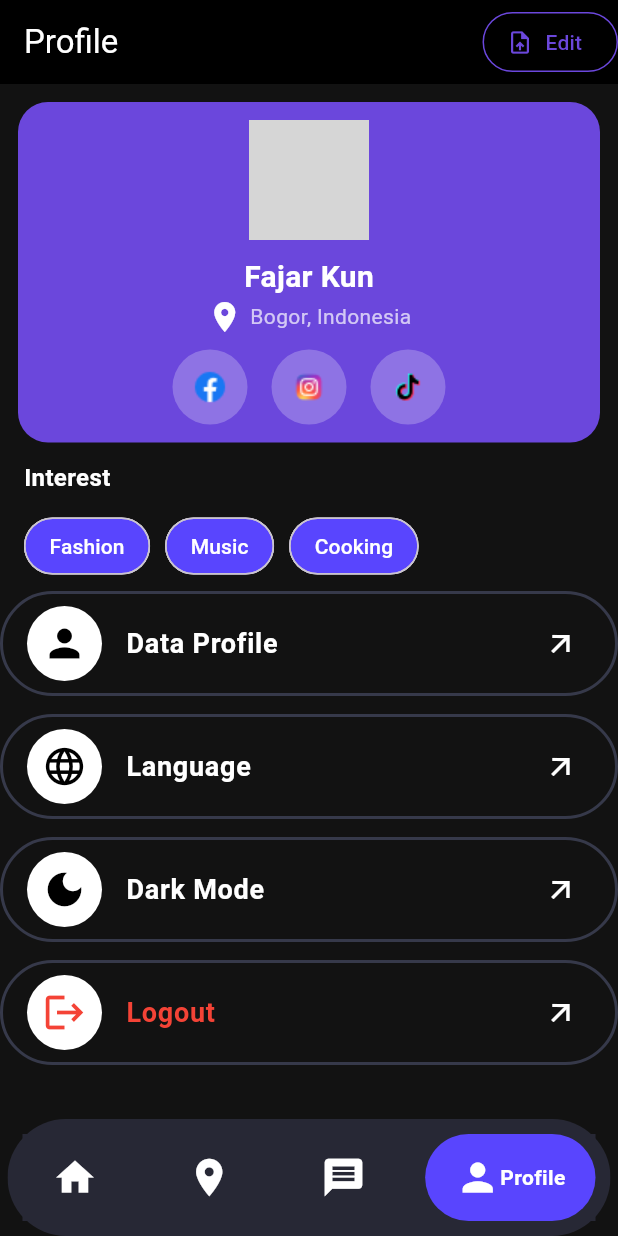
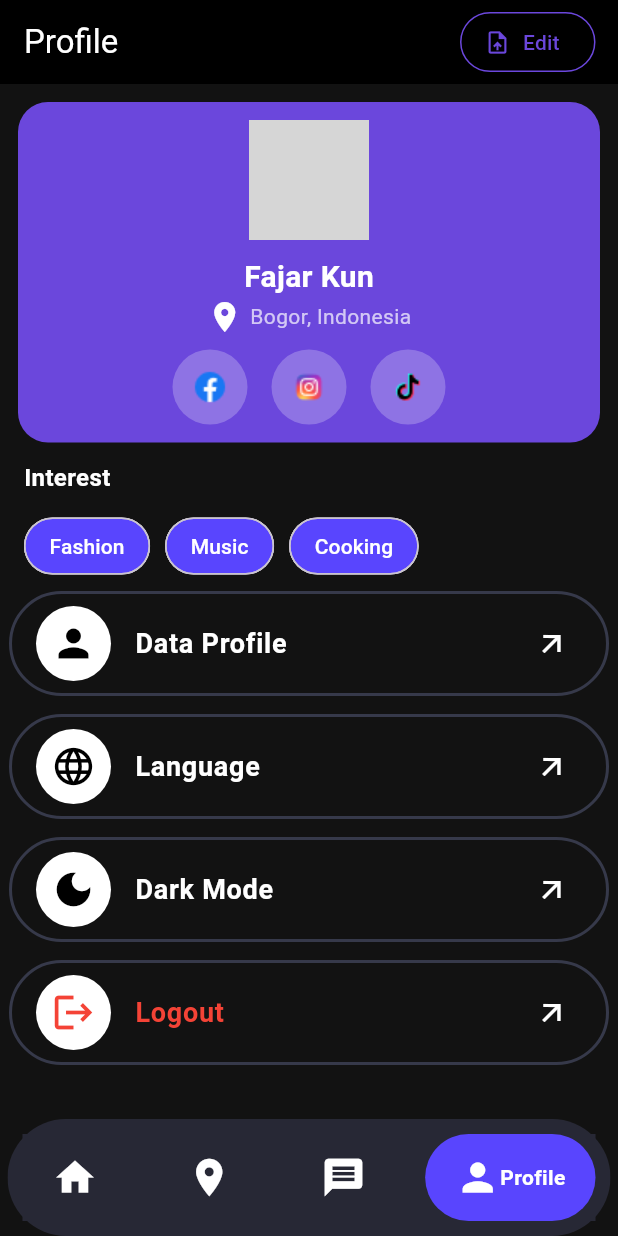
Before and after one commit to Swalih60/snap, a Flutter app: the screen it shows after launch, item 4 of the bottom bar chosen, after a tap on "Edit", on a phone screen of 412 x 824 dp. Run offline on Flutter 3.47's test engine with Material 3 defaults, Android fonts, the light colour scheme and no system bars; drawn by our look-alikes of google_nav_bar; our stand-ins replace swipe_cards; grey boxes are pictures that could not be loaded.

Commit message:
feat: Final optimization

```diff
--- a/lib/components/menu_options.dart
+++ b/lib/components/menu_options.dart
@@ -2,7 +2,7 @@ import 'package:flutter/material.dart';
 
 Widget buildMenuOption(IconData icon, String title, {bool isLogout = false}) {
   return Container(
-    margin: EdgeInsets.symmetric(vertical: 6),
+    margin: EdgeInsets.symmetric(vertical: 6, horizontal: 6),
     padding: EdgeInsets.symmetric(vertical: 5),
     decoration: BoxDecoration(
       color: Colors.transparent, // Optional: Background color if needed
--- a/lib/screens/home_screen.dart
+++ b/lib/screens/home_screen.dart
@@ -48,15 +48,12 @@ class _HomeScreenState extends State<HomeScreen> {
                 Padding(
                   padding: const EdgeInsets.only(top: 40, left: 20, right: 20),
                   child: Row(
-                    mainAxisAlignment: MainAxisAlignment.spaceBetween,
                     children: [
                       const CircleAvatar(
                         backgroundImage: AssetImage("assets/images/main.jpg"),
                         radius: 20,
                       ),
-                      const Padding(
-                        padding: EdgeInsets.only(right: 130.0),
-                        child: Column(
+                      const Column(
                         children: [
                           Text(
                             "Hi Fajar Kun",
@@ -74,7 +71,7 @@ class _HomeScreenState extends State<HomeScreen> {
                           ),
                         ],
                       ),
-                      ),
+                      Spacer(),
                       Padding(
                         padding: const EdgeInsets.only(right: 10.0),
                         child: Container(
--- a/lib/screens/profile_screen.dart
+++ b/lib/screens/profile_screen.dart
@@ -14,7 +14,9 @@ class ProfileScreen extends StatelessWidget {
         elevation: 0,
         title: const Text('Profile', style: TextStyle(color: Colors.white)),
         actions: [
-          ElevatedButton.icon(
+          Padding(
+            padding: const EdgeInsets.only(right: 15.0),
+            child: ElevatedButton.icon(
               onPressed: () {},
               icon: const Icon(Icons.upload_file, color: Color(0xFF6B47DC)),
               label: const Text(
@@ -27,6 +29,7 @@ class ProfileScreen extends StatelessWidget {
                 side: const BorderSide(color: Color(0xFF6B47DC)),
                 shape: RoundedRectangleBorder(
                   borderRadius: BorderRadius.circular(20),
+                ),
               ),
             ),
           ),
```
Also changed, not shown: lib/components/dating_button.dart (added, +28 -0 lines), lib/components/request_button.dart (added, +20 -0 lines), lib/screens/message_screen.dart (+4 -34 lines). Lines whose indentation alone changed are shown as unchanged.
